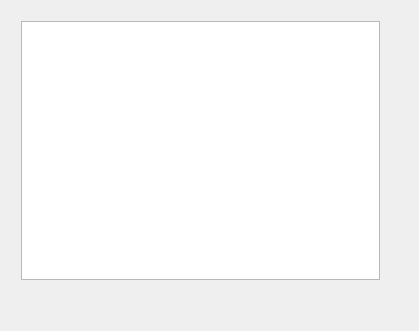
First picture: the form in QNetworksWLAN/wlan_gui.ui, repository DNDmitry/QNetworkWLAN, before the edit.
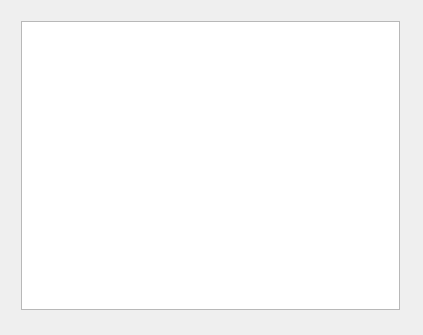
Second picture: the form after the edit.

What changed in the file:
```diff
--- a/QNetworksWLAN/wlan_gui.ui
+++ b/QNetworksWLAN/wlan_gui.ui
@@ -6,23 +6,29 @@
    <rect>
     <x>0</x>
     <y>0</y>
-    <width>419</width>
-    <height>331</height>
+    <width>423</width>
+    <height>335</height>
    </rect>
   </property>
   <property name="windowTitle">
    <string>WLAN_GUI</string>
   </property>
+  <property name="layoutDirection">
+   <enum>Qt::LeftToRight</enum>
+  </property>
   <widget class="QWidget" name="verticalLayoutWidget">
    <property name="geometry">
     <rect>
      <x>10</x>
      <y>10</y>
-     <width>381</width>
-     <height>281</height>
+     <width>401</width>
+     <height>311</height>
     </rect>
    </property>
    <layout class="QVBoxLayout" name="verticalLayout">
+    <property name="sizeConstraint">
+     <enum>QLayout::SetMinAndMaxSize</enum>
+    </property>
     <item>
      <widget class="QListView" name="listView"/>
     </item>
```
Left out of the diff: 2 changed lines with no effect on the pictures.
